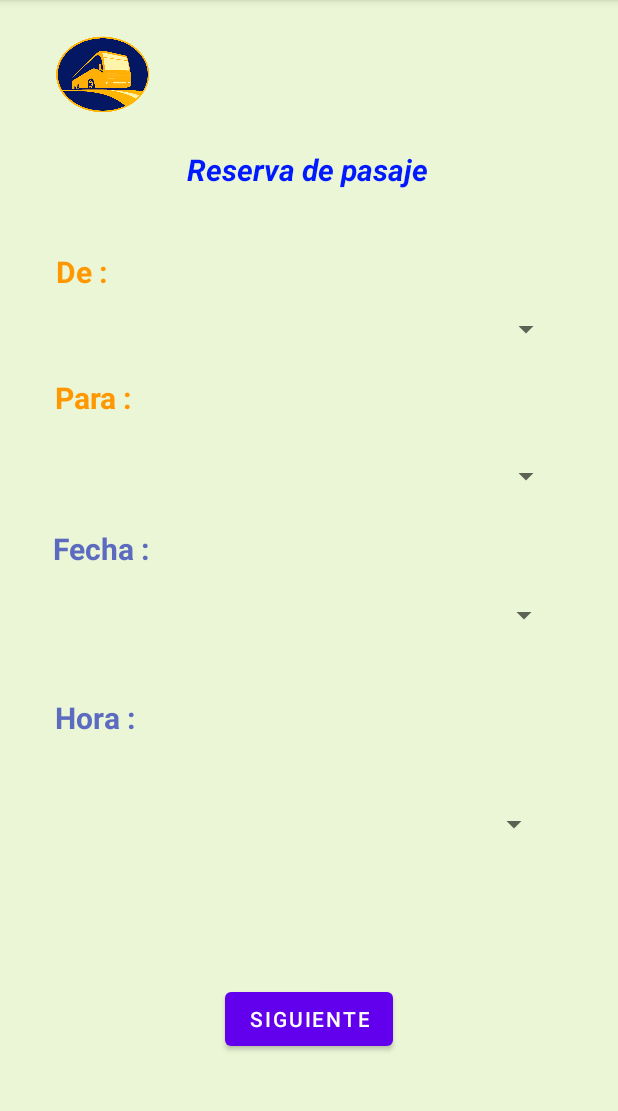
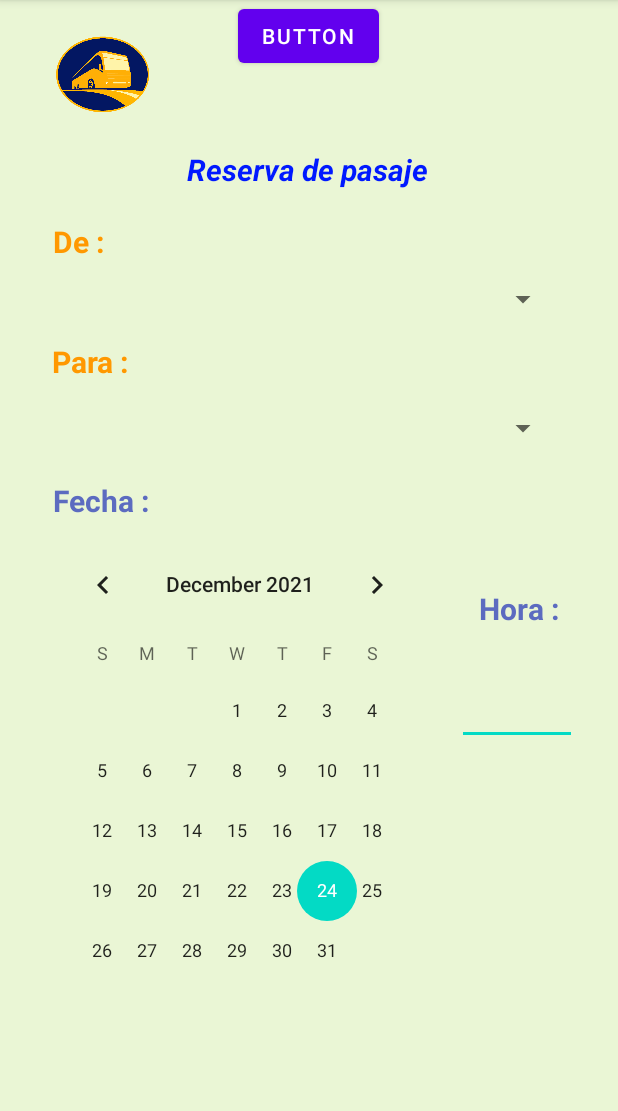
Before and after one commit to ErickVG13/Proyecto_N2, an Android app: the MainActivity screen opened directly, with no data from a screen before it, on a phone screen of 412 x 824 dp, the part 84-1195 px from its top. Run offline under Robolectric (Android 15) with nearby library versions, the phone set to English and light mode, and no system bars.

Commit message:
Version 3.0

```diff
--- a/app/src/main/java/cl/app/proyecto_n2/Asiento_Pasajero.java
+++ b/app/src/main/java/cl/app/proyecto_n2/Asiento_Pasajero.java
@@ -69,6 +69,7 @@ public class Asiento_Pasajero extends AppCompatActivity {
 
     }
 
+//Intanciando la otra ventana de android
 
     public void reserva(View v){
         Intent reserva = new Intent(this, Boleto_Reserva.class);
--- a/app/src/main/java/cl/app/proyecto_n2/Boleto_Reserva.java
+++ b/app/src/main/java/cl/app/proyecto_n2/Boleto_Reserva.java
@@ -13,6 +13,7 @@ public class Boleto_Reserva extends AppCompatActivity {
         super.onCreate(savedInstanceState);
         setContentView(R.layout.activity_boleto_reserva);
     }
+//Esta es la instrucción para salir de la apk
 
     public void salir (View v){
        finish();
--- a/app/src/main/java/cl/app/proyecto_n2/LoginActivity.java
+++ b/app/src/main/java/cl/app/proyecto_n2/LoginActivity.java
@@ -33,8 +33,8 @@ public class LoginActivity extends AppCompatActivity {
             @Override
             public void onClick(View view) {
 
-            //    Intent intentReg = new Intent(LoginActivity.this, Registrarse.class)
-                //  LoginActivity.this.startActivity(intentReg);
+                Intent intentReg = new Intent(LoginActivity.this, Registrarse.class);
+                  LoginActivity.this.startActivity(intentReg);
 
             }
         });
--- a/app/src/main/java/cl/app/proyecto_n2/MainActivity.java
+++ b/app/src/main/java/cl/app/proyecto_n2/MainActivity.java
@@ -2,22 +2,29 @@ package cl.app.proyecto_n2;
 
 import androidx.appcompat.app.AppCompatActivity;
 
-import android.content.Intent;
 import android.os.Bundle;
-import android.view.View;
+import android.widget.CalendarView;
+import android.widget.Spinner;
+import android.widget.TextView;
 
 public class MainActivity extends AppCompatActivity {
+
+    private Spinner sp_de;
+    private Spinner sp_para;
+    private CalendarView cale_pas;
+    private TextView txt_hora;
 
     @Override
     protected void onCreate(Bundle savedInstanceState) {
         super.onCreate(savedInstanceState);
         setContentView(R.layout.activity_main);
-    }
 
-    public void siguiente(View v){
-        Intent intentSiguiente= new Intent(this, Asiento_Pasajero.class);
-        startActivity(intentSiguiente);
+        sp_de = (Spinner)  findViewById(R.id.sp_de);
+        sp_para = (Spinner)  findViewById(R.id.sp_para);
+
+        cale_pas = (CalendarView)  findViewById(R.id.cale_pas);
+
+        txt_hora = (TextView)  findViewById(R.id.txt_hora);
 
     }
-
 }
--- a/app/src/main/res/layout/activity_boleto_reserva.xml
+++ b/app/src/main/res/layout/activity_boleto_reserva.xml
@@ -4,7 +4,7 @@
     xmlns:tools="http://schemas.android.com/tools"
     android:layout_width="match_parent"
     android:layout_height="match_parent"
-    android:background="#C2FF58"
+    android:background="#EAF6D5"
     tools:context=".Boleto_Reserva">
 
     <ImageView
--- a/app/src/main/res/layout/activity_main.xml
+++ b/app/src/main/res/layout/activity_main.xml
@@ -22,22 +22,47 @@
         android:id="@+id/textView8"
         android:layout_width="wrap_content"
         android:layout_height="wrap_content"
-        android:layout_marginTop="84dp"
+        android:layout_marginTop="64dp"
         android:text="De :"
         android:textColor="#FF9800"
         android:textSize="20sp"
         android:textStyle="bold"
         app:layout_constraintEnd_toEndOf="parent"
-        app:layout_constraintHorizontal_bias="0.098"
+        app:layout_constraintHorizontal_bias="0.093"
         app:layout_constraintStart_toStartOf="parent"
         app:layout_constraintTop_toBottomOf="@+id/imageView3" />
 
+    <TextView
+        android:id="@+id/textView14"
+        android:layout_width="wrap_content"
+        android:layout_height="wrap_content"
+        android:layout_marginTop="12dp"
+        android:text="Para :"
+        android:textColor="#FF9800"
+        android:textSize="20sp"
+        android:textStyle="bold"
+        app:layout_constraintEnd_toEndOf="parent"
+        app:layout_constraintHorizontal_bias="0.097"
+        app:layout_constraintStart_toStartOf="parent"
+        app:layout_constraintTop_toBottomOf="@+id/sp_de" />
+
     <Spinner
-        android:id="@+id/spinner"
+        android:id="@+id/sp_para"
+        android:layout_width="337dp"
+        android:layout_height="29dp"
+        android:layout_marginTop="16dp"
+        app:layout_constraintEnd_toEndOf="parent"
+        app:layout_constraintHorizontal_bias="0.472"
+        app:layout_constraintStart_toStartOf="parent"
+        app:layout_constraintTop_toBottomOf="@+id/textView14" />
+
+    <Spinner
+        android:id="@+id/sp_de"
         android:layout_width="337dp"
         android:layout_height="32dp"
-        android:layout_marginTop="120dp"
+        android:layout_marginTop="100dp"
         app:layout_constraintEnd_toEndOf="parent"
+        app:layout_constraintHorizontal_bias="0.472"
         app:layout_constraintStart_toStartOf="parent"
         app:layout_constraintTop_toBottomOf="@+id/imageView3" />
 
@@ -56,29 +81,6 @@
         app:layout_constraintTop_toBottomOf="@+id/imageView3" />
 
     <TextView
-        android:id="@+id/textView14"
-        android:layout_width="wrap_content"
-        android:layout_height="wrap_content"
-        android:layout_marginTop="16dp"
-        android:text="Para :"
-        android:textColor="#FF9800"
-        android:textSize="20sp"
-        android:textStyle="bold"
-        app:layout_constraintEnd_toEndOf="parent"
-        app:layout_constraintHorizontal_bias="0.102"
-        app:layout_constraintStart_toStartOf="parent"
-        app:layout_constraintTop_toBottomOf="@+id/spinner" />
-
-    <Spinner
-        android:id="@+id/spinner2"
-        android:layout_width="337dp"
-        android:layout_height="29dp"
-        android:layout_marginTop="24dp"
-        app:layout_constraintEnd_toEndOf="parent"
-        app:layout_constraintStart_toStartOf="parent"
-        app:layout_constraintTop_toBottomOf="@+id/textView14" />
-
-    <TextView
         android:id="@+id/textView15"
         android:layout_width="wrap_content"
         android:layout_height="wrap_content"
@@ -90,55 +92,52 @@
         app:layout_constraintEnd_toEndOf="parent"
         app:layout_constraintHorizontal_bias="0.101"
         app:layout_constraintStart_toStartOf="parent"
-        app:layout_constraintTop_toBottomOf="@+id/spinner2" />
-
-    <Spinner
-        android:id="@+id/spinner6"
-        android:layout_width="331dp"
-        android:layout_height="35dp"
-        android:layout_marginTop="40dp"
-        app:layout_constraintBottom_toBottomOf="parent"
-        app:layout_constraintEnd_toEndOf="parent"
-        app:layout_constraintHorizontal_bias="0.437"
-        app:layout_constraintStart_toStartOf="parent"
-        app:layout_constraintTop_toBottomOf="@+id/textView16"
-        app:layout_constraintVertical_bias="0.0" />
-
-    <Spinner
-        android:id="@+id/spinner5"
-        android:layout_width="338dp"
-        android:layout_height="29dp"
-        android:layout_marginTop="16dp"
-        app:layout_constraintEnd_toEndOf="parent"
-        app:layout_constraintHorizontal_bias="0.479"
-        app:layout_constraintStart_toStartOf="parent"
-        app:layout_constraintTop_toBottomOf="@+id/textView15" />
+        app:layout_constraintTop_toBottomOf="@+id/sp_para" />
 
     <TextView
         android:id="@+id/textView16"
         android:layout_width="wrap_content"
         android:layout_height="wrap_content"
-        android:layout_marginTop="40dp"
+        android:layout_marginTop="92dp"
         android:text="Hora :"
         android:textColor="#5C6BC0"
         android:textSize="20sp"
         android:textStyle="bold"
         app:layout_constraintEnd_toEndOf="parent"
-        app:layout_constraintHorizontal_bias="0.103"
+        app:layout_constraintHorizontal_bias="0.89"
         app:layout_constraintStart_toStartOf="parent"
-        app:layout_constraintTop_toBottomOf="@+id/spinner5" />
+        app:layout_constraintTop_toBottomOf="@+id/sp_para" />
 
     <Button
         android:id="@+id/button"
         android:layout_width="wrap_content"
         android:layout_height="wrap_content"
-        android:layout_marginTop="88dp"
-        android:onClick="siguiente"
-        android:text="Siguiente"
-        app:layout_constraintBottom_toBottomOf="parent"
+        android:text="Button"
         app:layout_constraintEnd_toEndOf="parent"
+        app:layout_constraintHorizontal_bias="0.498"
         app:layout_constraintStart_toStartOf="parent"
-        app:layout_constraintTop_toBottomOf="@+id/spinner6"
-        app:layout_constraintVertical_bias="0.0" />
+        tools:layout_editor_absoluteY="667dp" />
+
+    <CalendarView
+        android:id="@+id/cale_pas"
+        android:layout_width="253dp"
+        android:layout_height="294dp"
+        android:layout_marginTop="56dp"
+        app:layout_constraintEnd_toEndOf="parent"
+        app:layout_constraintHorizontal_bias="0.208"
+        app:layout_constraintStart_toStartOf="parent"
+        app:layout_constraintTop_toBottomOf="@+id/sp_para" />
+
+    <EditText
+        android:id="@+id/txt_hora"
+        android:layout_width="80dp"
+        android:layout_height="41dp"
+        android:layout_marginTop="36dp"
+        android:ems="10"
+        android:inputType="time"
+        app:layout_constraintEnd_toEndOf="parent"
+        app:layout_constraintHorizontal_bias="0.918"
+        app:layout_constraintStart_toStartOf="parent"
+        app:layout_constraintTop_toBottomOf="@+id/textView16" />
 
 </androidx.constraintlayout.widget.ConstraintLayout>
```
